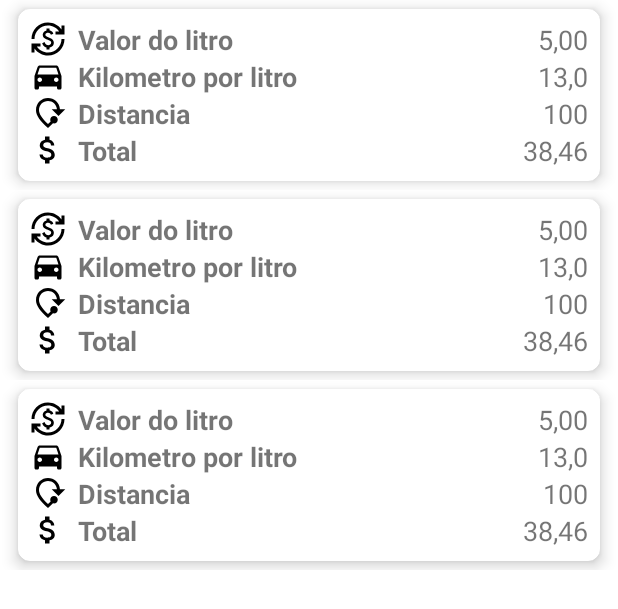
After one commit to LiberatoMarcos/FuelCalculator, an Android app: the layout activity_fuel_list.xml on its own in the app's theme, with its tools: preview values and no code run, on a phone screen of 412 x 824 dp. The commit adds this screen. Shown: the top 609 px of the screen. Run offline under Robolectric (Android 15) with nearby library versions, the phone set to English and light mode, and no system bars.

Commit message:
RecyclerView and Room DB Implementation

```diff
--- a/app/src/main/AndroidManifest.xml
+++ b/app/src/main/AndroidManifest.xml
@@ -3,6 +3,7 @@
     xmlns:tools="http://schemas.android.com/tools">
 
     <application
+        android:name=".FuelApplication"
         android:allowBackup="true"
         android:dataExtractionRules="@xml/data_extraction_rules"
         android:fullBackupContent="@xml/backup_rules"
@@ -12,7 +13,10 @@
         android:theme="@style/Theme.FuelCalculator"
         tools:targetApi="31">
         <activity
-            android:name=".MainActivity"
+            android:name=".presentation.FuelListActivity"
+            android:exported="false" />
+        <activity
+            android:name=".presentation.MainActivity"
             android:exported="true">
             <intent-filter>
                 <action android:name="android.intent.action.MAIN" />
--- a/app/src/main/java/com/example/fuelcalculator/MainActivity.kt
+++ b/app/src/main/java/com/example/fuelcalculator/presentation/MainActivity.kt
@@ -1,7 +1,8 @@
-package com.example.fuelcalculator
+package com.example.fuelcalculator.presentation
 
 import androidx.appcompat.app.AppCompatActivity
 import android.os.Bundle
+import com.example.fuelcalculator.R
 
 class MainActivity : AppCompatActivity() {
     override fun onCreate(savedInstanceState: Bundle?) {
--- /dev/null
+++ b/app/src/main/res/drawable/baseline_attach_money.xml
@@ -0,0 +1,5 @@
+<vector android:height="24dp" android:tint="#000000"
+    android:viewportHeight="24" android:viewportWidth="24"
+    android:width="24dp" xmlns:android="http://schemas.android.com/apk/res/android">
+    <path android:fillColor="@android:color/white" android:pathData="M11.8,10.9c-2.27,-0.59 -3,-1.2 -3,-2.15 0,-1.09 1.01,-1.85 2.7,-1.85 1.78,0 2.44,0.85 2.5,2.1h2.21c-0.07,-1.72 -1.12,-3.3 -3.21,-3.81V3h-3v2.16c-1.94,0.42 -3.5,1.68 -3.5,3.61 0,2.31 1.91,3.46 4.7,4.13 2.5,0.6 3,1.48 3,2.41 0,0.69 -0.49,1.79 -2.7,1.79 -2.06,0 -2.87,-0.92 -2.98,-2.1h-2.2c0.12,2.19 1.76,3.42 3.68,3.83V21h3v-2.15c1.95,-0.37 3.5,-1.5 3.5,-3.55 0,-2.84 -2.43,-3.81 -4.7,-4.4z"/>
+</vector>
--- /dev/null
+++ b/app/src/main/res/drawable/baseline_currency_exchange.xml
@@ -0,0 +1,5 @@
+<vector android:height="24dp" android:tint="#000000"
+    android:viewportHeight="24" android:viewportWidth="24"
+    android:width="24dp" xmlns:android="http://schemas.android.com/apk/res/android">
+    <path android:fillColor="@android:color/white" android:pathData="M12.89,11.1c-1.78,-0.59 -2.64,-0.96 -2.64,-1.9c0,-1.02 1.11,-1.39 1.81,-1.39c1.31,0 1.79,0.99 1.9,1.34l1.58,-0.67C15.39,8.03 14.72,6.56 13,6.24V5h-2v1.26C8.52,6.82 8.51,9.12 8.51,9.22c0,2.27 2.25,2.91 3.35,3.31c1.58,0.56 2.28,1.07 2.28,2.03c0,1.13 -1.05,1.61 -1.98,1.61c-1.82,0 -2.34,-1.87 -2.4,-2.09L8.1,14.75c0.63,2.19 2.28,2.78 2.9,2.96V19h2v-1.24c0.4,-0.09 2.9,-0.59 2.9,-3.22C15.9,13.15 15.29,11.93 12.89,11.1zM3,21H1v-6h6v2l-2.48,0c1.61,2.41 4.36,4 7.48,4c4.97,0 9,-4.03 9,-9h2c0,6.08 -4.92,11 -11,11c-3.72,0 -7.01,-1.85 -9,-4.67L3,21zM1,12C1,5.92 5.92,1 12,1c3.72,0 7.01,1.85 9,4.67L21,3h2v6h-6V7l2.48,0C17.87,4.59 15.12,3 12,3c-4.97,0 -9,4.03 -9,9H1z"/>
+</vector>
--- /dev/null
+++ b/app/src/main/res/drawable/baseline_directions_car.xml
@@ -0,0 +1,5 @@
+<vector android:height="24dp" android:tint="#000000"
+    android:viewportHeight="24" android:viewportWidth="24"
+    android:width="24dp" xmlns:android="http://schemas.android.com/apk/res/android">
+    <path android:fillColor="@android:color/white" android:pathData="M18.92,6.01C18.72,5.42 18.16,5 17.5,5h-11c-0.66,0 -1.21,0.42 -1.42,1.01L3,12v8c0,0.55 0.45,1 1,1h1c0.55,0 1,-0.45 1,-1v-1h12v1c0,0.55 0.45,1 1,1h1c0.55,0 1,-0.45 1,-1v-8l-2.08,-5.99zM6.5,16c-0.83,0 -1.5,-0.67 -1.5,-1.5S5.67,13 6.5,13s1.5,0.67 1.5,1.5S7.33,16 6.5,16zM17.5,16c-0.83,0 -1.5,-0.67 -1.5,-1.5s0.67,-1.5 1.5,-1.5 1.5,0.67 1.5,1.5 -0.67,1.5 -1.5,1.5zM5,11l1.5,-4.5h11L19,11L5,11z"/>
+</vector>
--- /dev/null
+++ b/app/src/main/res/drawable/baseline_mode_of_travel.xml
@@ -0,0 +1,5 @@
+<vector android:height="24dp" android:tint="#000000"
+    android:viewportHeight="24" android:viewportWidth="24"
+    android:width="24dp" xmlns:android="http://schemas.android.com/apk/res/android">
+    <path android:fillColor="@android:color/white" android:pathData="M15.31,18.9c-0.96,1 -2.06,2.03 -3.31,3.1c-5.33,-4.55 -8,-8.48 -8,-11.8C4,5.22 7.8,2 12,2c4,0 7.64,2.92 7.97,7.5l3.53,0L19,14l-4.5,-4.5l3.47,0C17.65,6.24 15.13,4 12,4c-3.35,0 -6,2.57 -6,6.2c0,2.34 1.95,5.44 6,9.14c0.64,-0.59 1.23,-1.16 1.77,-1.71c-0.17,-0.34 -0.27,-0.72 -0.27,-1.12c0,-1.38 1.12,-2.5 2.5,-2.5s2.5,1.12 2.5,2.5S17.38,19 16,19C15.76,19 15.53,18.97 15.31,18.9z"/>
+</vector>
--- /dev/null
+++ b/app/src/main/res/layout/activity_fuel_list.xml
@@ -0,0 +1,16 @@
+<?xml version="1.0" encoding="utf-8"?>
+<LinearLayout xmlns:android="http://schemas.android.com/apk/res/android"
+    xmlns:app="http://schemas.android.com/apk/res-auto"
+    xmlns:tools="http://schemas.android.com/tools"
+    android:layout_width="match_parent"
+    android:layout_height="match_parent"
+    tools:context=".presentation.FuelListActivity">
+
+    <androidx.recyclerview.widget.RecyclerView
+        android:id="@+id/recyclerViewFuelList"
+        android:layout_width="match_parent"
+        android:layout_height="match_parent"
+        app:layoutManager="androidx.recyclerview.widget.LinearLayoutManager"
+        tools:listitem="@layout/item_list" />
+
+</LinearLayout>
--- a/app/src/main/res/layout/activity_main.xml
+++ b/app/src/main/res/layout/activity_main.xml
@@ -4,7 +4,7 @@
     xmlns:tools="http://schemas.android.com/tools"
     android:layout_width="match_parent"
     android:layout_height="match_parent"
-    tools:context=".MainActivity">
+    tools:context=".presentation.MainActivity">
 
     <TextView
         android:layout_width="wrap_content"
--- /dev/null
+++ b/app/src/main/res/layout/item_list.xml
@@ -0,0 +1,120 @@
+<?xml version="1.0" encoding="utf-8"?>
+<LinearLayout xmlns:android="http://schemas.android.com/apk/res/android"
+    xmlns:app="http://schemas.android.com/apk/res-auto"
+    xmlns:tools="http://schemas.android.com/tools"
+    android:layout_width="match_parent"
+    android:layout_height="wrap_content"
+    android:orientation="vertical">
+
+    <androidx.cardview.widget.CardView
+        style="@style/cardViewItem"
+        android:layout_width="match_parent"
+        android:layout_height="match_parent">
+
+        <androidx.constraintlayout.widget.ConstraintLayout
+            android:layout_width="match_parent"
+            android:layout_height="match_parent"
+            android:padding="8dp">
+
+            <TextView
+                android:id="@+id/textViewValor"
+                style="@style/textViewTitleItem"
+                android:layout_width="0dp"
+                android:layout_height="wrap_content"
+                android:drawableStart="@drawable/baseline_currency_exchange"
+                android:drawablePadding="8dp"
+                android:text="Valor do litro"
+                app:layout_constraintBottom_toTopOf="@+id/textViewKmLitro"
+                app:layout_constraintEnd_toStartOf="@+id/textViewValorNum"
+                app:layout_constraintStart_toStartOf="parent"
+                app:layout_constraintTop_toTopOf="parent" />
+
+            <TextView
+                android:id="@+id/textViewValorNum"
+                style="@style/textViewNumItem"
+                android:layout_width="0dp"
+                android:layout_height="wrap_content"
+                app:layout_constraintBottom_toTopOf="@+id/textViewKmLitroNum"
+                app:layout_constraintEnd_toEndOf="parent"
+                app:layout_constraintStart_toEndOf="@+id/textViewValor"
+                app:layout_constraintTop_toTopOf="parent"
+                tools:text="5,00" />
+
+            <TextView
+                android:id="@+id/textViewKmLitro"
+                style="@style/textViewTitleItem"
+                android:layout_width="0dp"
+                android:layout_height="wrap_content"
+                android:drawableStart="@drawable/baseline_directions_car"
+                android:drawablePadding="8dp"
+                android:text="Kilometro por litro"
+                app:layout_constraintBottom_toTopOf="@+id/textViewDistancia"
+                app:layout_constraintEnd_toStartOf="@+id/textViewKmLitroNum"
+                app:layout_constraintStart_toStartOf="parent"
+                app:layout_constraintTop_toBottomOf="@+id/textViewValor" />
+
+            <TextView
+                android:id="@+id/textViewKmLitroNum"
+                style="@style/textViewNumItem"
+                android:layout_width="0dp"
+                android:layout_height="wrap_content"
+                app:layout_constraintBottom_toTopOf="@+id/textViewDistanciaNum"
+                app:layout_constraintEnd_toEndOf="parent"
+                app:layout_constraintStart_toEndOf="@+id/textViewKmLitro"
+                app:layout_constraintTop_toBottomOf="@+id/textViewValorNum"
+                tools:text="13,0" />
+
+            <TextView
+                android:id="@+id/textViewDistancia"
+                style="@style/textViewTitleItem"
+                android:layout_width="0dp"
+                android:layout_height="wrap_content"
+                android:drawableStart="@drawable/baseline_mode_of_travel"
+                android:drawablePadding="8dp"
+                android:text="Distancia"
+                app:layout_constraintBottom_toTopOf="@+id/textViewTotal"
+                app:layout_constraintEnd_toStartOf="@+id/textViewDistanciaNum"
+                app:layout_constraintStart_toStartOf="parent"
+                app:layout_constraintTop_toBottomOf="@+id/textViewKmLitro" />
+
+            <TextView
+                android:id="@+id/textViewDistanciaNum"
+                style="@style/textViewNumItem"
+                android:layout_width="0dp"
+                android:layout_height="wrap_content"
+                app:layout_constraintBottom_toTopOf="@+id/textViewTotalNum"
+                app:layout_constraintEnd_toEndOf="parent"
+                app:layout_constraintHorizontal_bias="0.5"
+                app:layout_constraintStart_toEndOf="@+id/textViewDistancia"
+                app:layout_constraintTop_toBottomOf="@+id/textViewKmLitroNum"
+                tools:text="100" />
+
+            <TextView
+                android:id="@+id/textViewTotal"
+                style="@style/textViewTitleItem"
+                android:layout_width="0dp"
+                android:layout_height="wrap_content"
+                android:drawableStart="@drawable/baseline_attach_money"
+                android:drawablePadding="8dp"
+                android:text="Total"
+                app:layout_constraintBottom_toBottomOf="parent"
+                app:layout_constraintEnd_toStartOf="@+id/textViewTotalNum"
+                app:layout_constraintStart_toStartOf="parent"
+                app:layout_constraintTop_toBottomOf="@+id/textViewDistancia" />
+
+            <TextView
+                android:id="@+id/textViewTotalNum"
+                style="@style/textViewNumItem"
+                android:layout_width="0dp"
+                android:layout_height="wrap_content"
+                app:layout_constraintBottom_toBottomOf="parent"
+                app:layout_constraintEnd_toEndOf="parent"
+                app:layout_constraintStart_toEndOf="@+id/textViewTotal"
+                app:layout_constraintTop_toBottomOf="@+id/textViewDistanciaNum"
+                tools:text="38,46" />
+
+        </androidx.constraintlayout.widget.ConstraintLayout>
+
+    </androidx.cardview.widget.CardView>
+
+</LinearLayout>
--- a/app/src/main/res/values/themes.xml
+++ b/app/src/main/res/values/themes.xml
@@ -13,4 +13,24 @@
         <item name="android:statusBarColor">?attr/colorPrimaryVariant</item>
         <!-- Customize your theme here. -->
     </style>
+
+    <style name="textViewTitleItem" parent="Widget.AppCompat.TextView">
+        <item name="android:textSize">18sp</item>
+        <item name="android:textStyle">bold</item>
+        <item name="android:layout_marginEnd">8dp</item>
+    </style>
+
+    <style name="textViewNumItem" parent="Widget.AppCompat.TextView">
+        <item name="android:textSize">18sp</item>
+        <item name="android:textAlignment">textEnd</item>
+    </style>
+
+    <style name="cardViewItem" parent="Widget.MaterialComponents.CardView">
+        <item name="cardCornerRadius">8dp</item>
+        <item name="cardElevation">6dp</item>
+        <item name="android:layout_marginStart">12dp</item>
+        <item name="android:layout_marginEnd">12dp</item>
+        <item name="android:layout_marginTop">6dp</item>
+        <item name="android:layout_marginBottom">6dp</item>
+    </style>
 </resources>
```
Also changed, not shown: app/build.gradle (+51 -0 lines), app/src/main/java/com/example/fuelcalculator/FuelApplication.kt (added, +22 -0 lines), app/src/main/java/com/example/fuelcalculator/data/FuelDao.kt (added, +25 -0 lines), app/src/main/java/com/example/fuelcalculator/data/FuelDataBase.kt (added, +9 -0 lines), app/src/main/java/com/example/fuelcalculator/data/FuelItem.kt (added, +14 -0 lines), app/src/main/java/com/example/fuelcalculator/presentation/FuelItemListAdapter.kt (added, +55 -0 lines), app/src/main/java/com/example/fuelcalculator/presentation/FuelListActivity.kt (added, +12 -0 lines).
